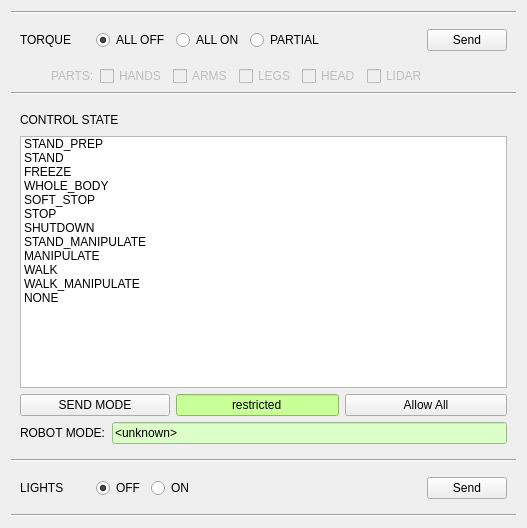
Old version of the form thor_mang_supervisor/resource/supervisor.ui in the repository thor-mang/thor_mang_ui.
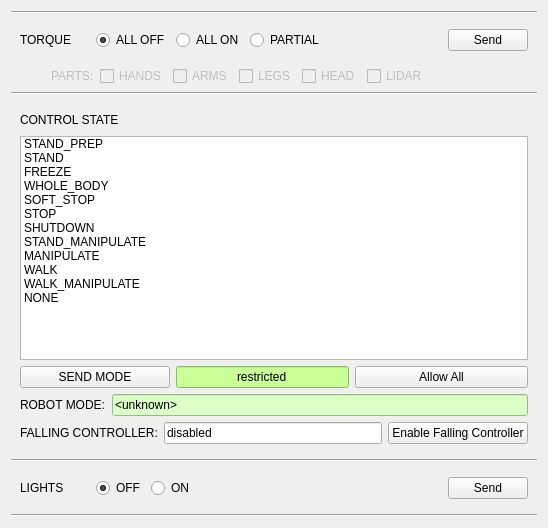
New version of the form.

Commit message: added falling controller button

```diff
--- a/thor_mang_supervisor/resource/supervisor.ui
+++ b/thor_mang_supervisor/resource/supervisor.ui
@@ -9,7 +9,7 @@
    <rect>
     <x>0</x>
     <y>0</y>
-    <width>527</width>
+    <width>548</width>
     <height>528</height>
    </rect>
   </property>
@@ -375,6 +375,31 @@
         </item>
        </layout>
       </item>
+      <item>
+       <layout class="QHBoxLayout" name="horizontalLayout_5">
+        <item>
+         <widget class="QLabel" name="label_2">
+          <property name="text">
+           <string>FALLING CONTROLLER:</string>
+          </property>
+         </widget>
+        </item>
+        <item>
+         <widget class="QLineEdit" name="allow_falling_controller_status">
+          <property name="text">
+           <string>disabled</string>
+          </property>
+         </widget>
+        </item>
+        <item>
+         <widget class="QPushButton" name="allow_falling_controller_button">
+          <property name="text">
+           <string>Enable Falling Controller</string>
+          </property>
+         </widget>
+        </item>
+       </layout>
+      </item>
      </layout>
     </widget>
    </item>
```
The commit also changes 1 other file.
